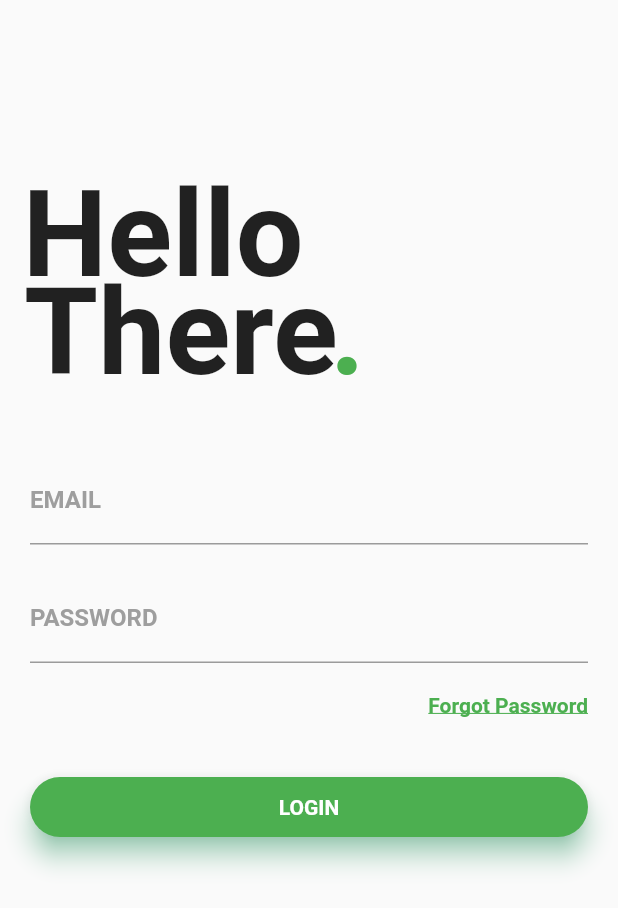
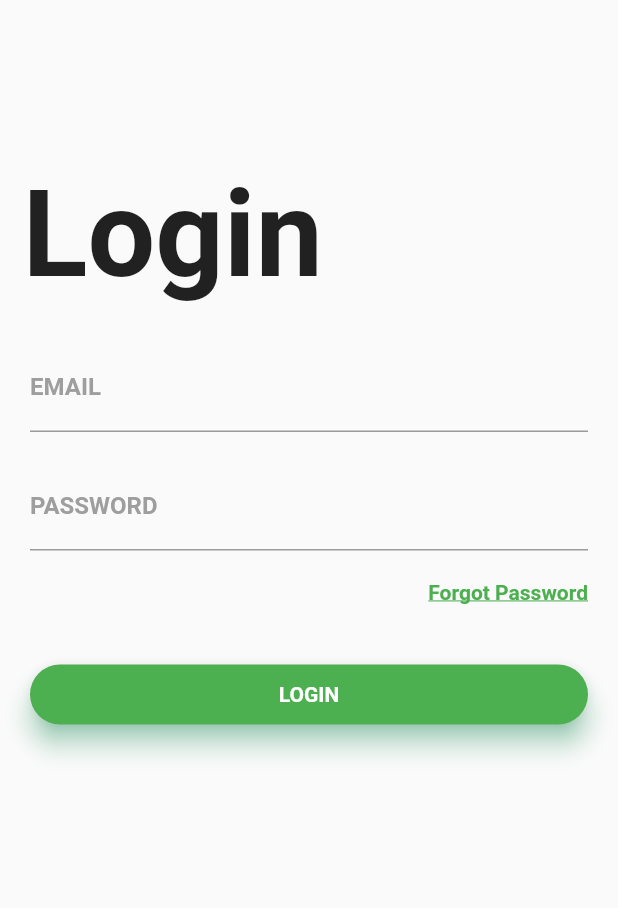
Before and after one commit to klientship/Gurukal_APP, a Flutter app: the screen it shows after launch, on a phone screen of 412 x 824 dp. Shown: the top 908 px of the screen. Run offline on Flutter 3.47's test engine with Material 2 defaults, Android fonts, the phone set to English and light mode, and no system bars; our stand-ins replace dio; network calls fail; Roboto replaces fonts that are missing (Montserrat); project files that could hold a hidden picture were left out.

Commit message:
login page working

```diff
--- a/lib/main.dart
+++ b/lib/main.dart
@@ -4,6 +4,7 @@ import 'pages/Track_shipment.dart';
 import 'pages/Invoices.dart';
 import 'pages/Quotes.dart';
 import 'pages/UserInfo.dart';
+
 
 void main() {
   runApp(MyApp());
--- a/lib/pages/Track_shipment.dart
+++ b/lib/pages/Track_shipment.dart
@@ -1,5 +1,5 @@
 import 'package:flutter/material.dart';
-
+import 'package:dio/dio.dart';
 class TrackPage extends StatefulWidget {
   @override
   _TrackPageState createState() => _TrackPageState();
@@ -35,7 +35,7 @@ class _TrackPageState extends State<TrackPage> {
 
   @override
   Widget build(BuildContext context) {
-
+    track();
     return Scaffold(
       appBar: AppBar(
         title: Text("Track Shipment"),
@@ -127,3 +127,8 @@ class _TrackPageState extends State<TrackPage> {
     );
   }
 }
+
+void track() async{
+  var response1 = await Dio().get('https://crm.gurukal.in/api/shipments/GLBNG0275/shipment_track');
+  print(response1.data);
+}
--- a/lib/pages/login.dart
+++ b/lib/pages/login.dart
@@ -1,5 +1,6 @@
 import 'package:flutter/material.dart';
 import '../controller/login_controller.dart';
+import 'package:dio/dio.dart';
 // import 'signup.dart';
 
 class LoginPage extends StatefulWidget {
@@ -10,6 +11,7 @@ class LoginPage extends StatefulWidget {
 class _LoginPageState extends State<LoginPage> {
   @override
   Widget build(BuildContext context) {
+    getLogin();
     return new Scaffold(
         resizeToAvoidBottomPadding: false,
         body: Column(
@@ -20,29 +22,29 @@ class _LoginPageState extends State<LoginPage> {
                 children: <Widget>[
                   Container(
                     padding: EdgeInsets.fromLTRB(15.0, 110.0, 0.0, 0.0),
-                    child: Text('Hello',
+                    child: Text('Login',
                         style: TextStyle(
                             fontSize: 80.0, fontWeight: FontWeight.bold)),
                   ),
-                  Container(
-                    padding: EdgeInsets.fromLTRB(16.0, 175.0, 0.0, 0.0),
-                    child: Text('There',
-                        style: TextStyle(
-                            fontSize: 80.0, fontWeight: FontWeight.bold)),
-                  ),
-                  Container(
-                    padding: EdgeInsets.fromLTRB(220.0, 175.0, 0.0, 0.0),
-                    child: Text('.',
-                        style: TextStyle(
-                            fontSize: 80.0,
-                            fontWeight: FontWeight.bold,
-                            color: Colors.green)),
-                  )
+                  // Container(
+                  //   padding: EdgeInsets.fromLTRB(16.0, 175.0, 0.0, 0.0),
+                  //   child: Text('There',
+                  //       style: TextStyle(
+                  //           fontSize: 80.0, fontWeight: FontWeight.bold)),
+                  // ),
+                  // Container(
+                  //   padding: EdgeInsets.fromLTRB(220.0, 175.0, 0.0, 0.0),
+                  //   child: Text('.',
+                  //       style: TextStyle(
+                  //           fontSize: 80.0,
+                  //           fontWeight: FontWeight.bold,
+                  //           color: Colors.green)),
+                  // ),
                 ],
               ),
             ),
             Container(
-                padding: EdgeInsets.only(top: 35.0, left: 20.0, right: 20.0),
+                padding: EdgeInsets.only(top: 25.0, left: 20.0, right: 20.0),
                 child: Column(
                   children: <Widget>[
                     TextField(
@@ -137,3 +139,8 @@ class _LoginPageState extends State<LoginPage> {
         ));
   }
 }
+
+void getLogin() async{
+  var response = await Dio().get('https://crm.gurukal.in/api/customers/28');
+  print(response.data);
+}
--- a/pubspec.yaml
+++ b/pubspec.yaml
@@ -24,7 +24,7 @@ dependencies:
   flutter:
     sdk: flutter
   badges: ^1.1.6
-  dio: 3.x
+  dio: ^3.0.6
 
   # The following adds the Cupertino Icons font to your application.
   # Use with the CupertinoIcons class for iOS style icons.
```
Also changed, not shown: pubspec.lock.
